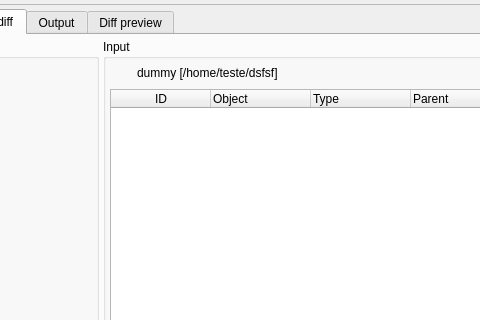
pgmodeler/pgmodeler, file libpgmodeler_ui/ui/modeldatabasediffform.ui: the form before one commit; both pictures show x 130 to 610 and y 0 to 320 of the 825 by 685 pixel window.
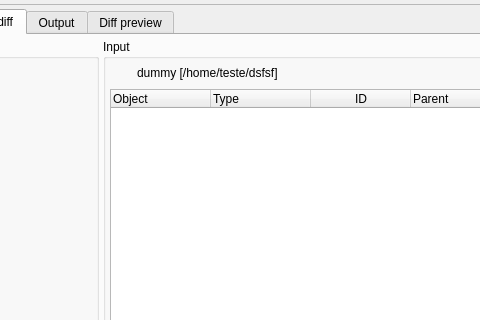
The form after the commit. The open tabs and pages were chosen to show the change. Icons and pictures are not drawn.

```diff
--- a/libpgmodeler_ui/ui/modeldatabasediffform.ui
+++ b/libpgmodeler_ui/ui/modeldatabasediffform.ui
@@ -1516,15 +1516,6 @@
                 <property name="sortingEnabled">
                  <bool>true</bool>
                 </property>
-                <column>
-                 <property name="text">
-                  <string>ID</string>
-                 </property>
-                 <property name="icon">
-                  <iconset resource="../res/resources.qrc">
-                   <normaloff>:/icones/icones/uid.png</normaloff>:/icones/icones/uid.png</iconset>
-                 </property>
-                </column>
                 <column>
                  <property name="text">
                   <string>Object</string>
@@ -1549,6 +1540,15 @@
                    <normaloff>:/icones/icones/usertype.png</normaloff>:/icones/icones/usertype.png</iconset>
                  </property>
                 </column>
+                <column>
+                 <property name="text">
+                  <string>ID</string>
+                 </property>
+                 <property name="icon">
+                  <iconset resource="../res/resources.qrc">
+                   <normaloff>:/icones/icones/uid.png</normaloff>:/icones/icones/uid.png</iconset>
+                 </property>
+                </column>
                 <column>
                  <property name="text">
                   <string>Parent</string>
```
Left out of the diff: 4 changed lines with no effect on the pictures.
